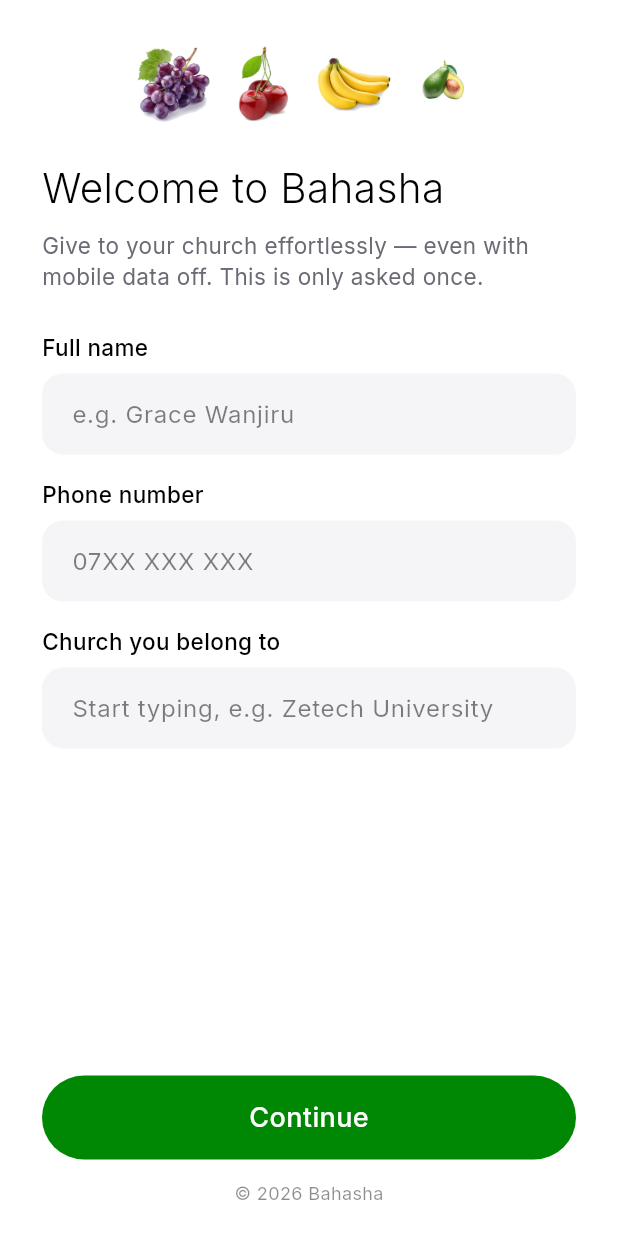
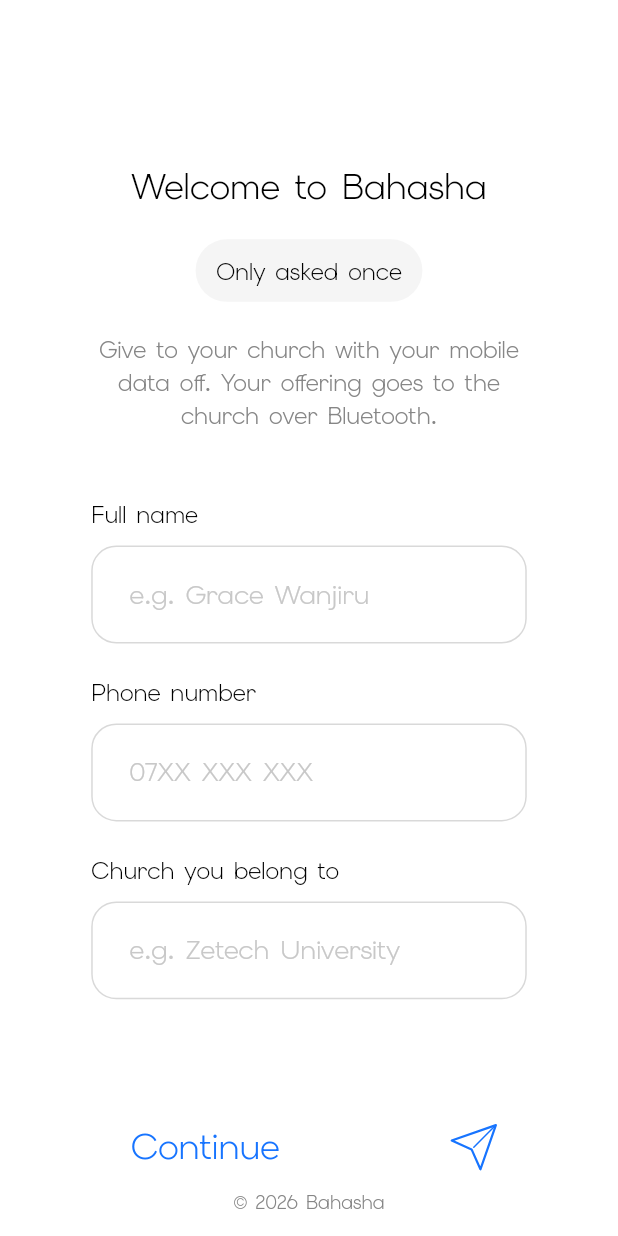
Before and after one commit to bahashaSDA/bahasha, a Flutter app: the screen it shows after launch, on a phone screen of 412 x 824 dp. Run offline on Flutter 3.47's test engine with Material 3 defaults, Android fonts, the phone set to English and light mode, and no system bars; our stand-ins replace connectivity_plus, dio, drift, flutter_riverpod, flutter_secure_storage, flutter_svg and 4 more; missing offline and left inert: bluetooth_low_energy, cryptography, flutter_reactive_ble; accounts and stored records are empty; generated files the repository leaves out were written again.

Commit message:
Bahasha: registration screen in the keypad/wheel design (no fruits)
White, Elms Sans, centred title with the Settings pill, inputs drawn as
the design's selected card (radius 17, #D9D9D9, blue focus, red error),
and the blue Continue text action with the paper plane as on Send.
Behaviour unchanged (church suggestions, validation, offline save); less
top spacing on short phones so the form fits without scrolling.

Co-Authored-By: Claude Opus 5.5 <noreply@anthropic.com>

```diff
--- a/bahasha-mobile/lib/features/registration/presentation/registration_screen.dart
+++ b/bahasha-mobile/lib/features/registration/presentation/registration_screen.dart
@@ -2,15 +2,23 @@ import 'package:flutter/material.dart';
 import 'package:flutter/services.dart';
 import 'package:flutter_riverpod/flutter_riverpod.dart';
 import '../../../core/data/contribution_repository.dart';
+import '../../../core/design/icon.dart';
+import '../../../core/design/type.dart';
 import '../../../core/providers.dart';
+import '../../../core/theme/app_colors.dart';
+import '../../contribution/presentation/home_screen.dart' show designSnack;
 
-/// First-time welcome + registration — one screen, no scrolling. We collect only
-/// what the system can't work out on its own: the giver's name, phone, and the
-/// church they belong to (their HOME church). Whether a given offering counts as
-/// a member or a visitor is decided automatically at giving time by comparing
-/// this home church with the church of the CVendor hub they hand to (known over
-/// Bluetooth) — so there is no "status" question here. New givers are secret by
-/// default; that can be changed later in the menu.
+/// First-time welcome + registration, in the keypad/wheel design language:
+/// white, Elms Sans, the centred title, the Settings pill, inputs drawn as
+/// the design's selected card (white, radius 17, #D9D9D9, blue when focused)
+/// and the blue "Continue" text action with the paper plane, as on Send.
+///
+/// We collect only what the system can't work out on its own: the giver's
+/// name, phone, and the church they belong to (their HOME church). Whether a
+/// given offering counts as a member or a visitor is decided automatically at
+/// giving time by comparing this home church with the church of the CVendor
+/// hub they hand to — so there is no "status" question here. Nothing goes
+/// online: the backend learns this giver through the hub over Bluetooth.
 class RegistrationScreen extends ConsumerStatefulWidget {
   const RegistrationScreen({super.key, required this.onComplete});
 
@@ -21,21 +29,12 @@ class RegistrationScreen extends ConsumerStatefulWidget {
 }
 
 class _RegistrationScreenState extends ConsumerState<RegistrationScreen> {
-  static const _green = Color(0xFF008805);
-  static const _ink = Colors.black;
-  static const _grey = Color(0xFF6B6B76);
-
   final _formKey = GlobalKey<FormState>();
   final _name = TextEditingController();
   final _phone = TextEditingController();
   final _church = TextEditingController();
   final _churchFocus = FocusNode();
   bool _submitting = false;
-
-  static const _welcomeFruits = <String>[
-    'assets/fruits/tithe.png', 'assets/fruits/offering.png',
-    'assets/fruits/camp_budget.png', 'assets/fruits/mission.png',
-  ];
 
   // Suggestions for the church autocomplete. Anything typed that isn't here is
   // still accepted and normalised to end with "SDA Church".
@@ -99,10 +98,10 @@ class _RegistrationScreenState extends ConsumerState<RegistrationScreen> {
       // CVendor hub over Bluetooth, the first time they give.
       ref.invalidate(currentUserProvider);
       widget.onComplete();
-    } catch (e) {
+    } catch (_) {
       if (mounted) {
         ScaffoldMessenger.of(context).showSnackBar(
-          SnackBar(content: Text('Could not save registration: $e')),
+          designSnack(context, 'Could not save your details. Please try again.', color: AppColors.red),
         );
         setState(() => _submitting = false);
       }
@@ -111,50 +110,60 @@ class _RegistrationScreenState extends ConsumerState<RegistrationScreen> {
 
   @override
   Widget build(BuildContext context) {
+    final size = MediaQuery.of(context).size;
+    final s = size.width / 420;
+    // Short phones: less air above the title so the form fits without scrolling.
+    final top = size.height / s < 800 ? 48.0 : 110.0;
+
     return Scaffold(
       backgroundColor: Colors.white,
-      resizeToAvoidBottomInset: false,
       body: SafeArea(
-        child: Padding(
-          padding: const EdgeInsets.fromLTRB(28, 24, 28, 20),
         child: Form(
           key: _formKey,
-            child: Column(
-              crossAxisAlignment: CrossAxisAlignment.stretch,
-              children: <Widget>[
-                SizedBox(
-                  height: 64,
-                  child: Row(mainAxisAlignment: MainAxisAlignment.center, children: [
-                    for (final f in _welcomeFruits)
-                      Padding(
-                        padding: const EdgeInsets.symmetric(horizontal: 3),
-                        child: SizedBox(width: 54, height: 54, child: Image.asset(f, fit: BoxFit.contain)),
+          child: Column(children: [
+            Expanded(
+              child: SingleChildScrollView(
+                // Same 62px side margins as Settings: fields are 296 wide,
+                // the width of the design's selected-wheel card.
+                padding: EdgeInsets.fromLTRB(62 * s, top * s, 62 * s, 24 * s),
+                child: Column(crossAxisAlignment: CrossAxisAlignment.stretch, children: [
+                  Text('Welcome to Bahasha', textAlign: TextAlign.center, style: BType.elms(24 * s)),
+                  SizedBox(height: 18 * s),
+                  // The Settings "Bahasha" pill (#F5F5F5, radius 29, padding 10).
+                  Center(
+                    child: Container(
+                      padding: EdgeInsets.symmetric(horizontal: 14 * s, vertical: 10 * s),
+                      decoration: BoxDecoration(color: AppColors.pill, borderRadius: BorderRadius.circular(29 * s)),
+                      child: Text('Only asked once', style: BType.elms(16 * s)),
                     ),
-                  ]),
                   ),
-                const SizedBox(height: 18),
-                const Text('Welcome to Bahasha',
-                    style: TextStyle(fontFamily: 'Inter', fontWeight: FontWeight.w300, fontSize: 27, color: _ink)),
-                const SizedBox(height: 8),
-                const Text(
-                  'Give to your church effortlessly — even with mobile data off. '
-                  'This is only asked once.',
-                  style: TextStyle(fontFamily: 'Inter', fontSize: 15, color: _grey, height: 1.4),
+                  SizedBox(height: 22 * s),
+                  Text(
+                    'Give to your church with your mobile data off. Your offering goes to the church over Bluetooth.',
+                    textAlign: TextAlign.center,
+                    style: BType.elms(16 * s, color: AppColors.wheelGrey, height: 1.4),
                   ),
-                const SizedBox(height: 26),
+                  SizedBox(height: 44 * s),
 
-                _label('Full name'),
-                _field(controller: _name, hint: 'e.g. Grace Wanjiru', keyboard: TextInputType.name,
+                  _label('Full name', s),
+                  _field(s,
+                      controller: _name,
+                      hint: 'e.g. Grace Wanjiru',
+                      keyboard: TextInputType.name,
+                      capitalization: TextCapitalization.words,
                       validator: (v) => (v == null || v.trim().isEmpty) ? 'Please enter your name' : null),
-                const SizedBox(height: 16),
+                  SizedBox(height: 22 * s),
 
-                _label('Phone number'),
-                _field(controller: _phone, hint: '07XX XXX XXX', keyboard: TextInputType.phone,
+                  _label('Phone number', s),
+                  _field(s,
+                      controller: _phone,
+                      hint: '07XX XXX XXX',
+                      keyboard: TextInputType.phone,
                       formatters: [FilteringTextInputFormatter.allow(RegExp(r'[0-9+ ]'))],
                       validator: _validatePhone),
-                const SizedBox(height: 16),
+                  SizedBox(height: 22 * s),
 
-                _label('Church you belong to'),
+                  _label('Church you belong to', s),
                   RawAutocomplete<String>(
                     textEditingController: _church,
                     focusNode: _churchFocus,
@@ -170,26 +179,34 @@ class _RegistrationScreenState extends ConsumerState<RegistrationScreen> {
                       textCapitalization: TextCapitalization.words,
                       validator: (v) => (v == null || v.trim().isEmpty) ? 'Please enter your church' : null,
                       onFieldSubmitted: (_) => onSubmit(),
-                    style: const TextStyle(fontFamily: 'Inter', fontSize: 16, color: _ink),
-                    decoration: _decoration('Start typing, e.g. Zetech University'),
+                      cursorColor: AppColors.blue,
+                      style: BType.elms(18 * s),
+                      decoration: _decoration('e.g. Zetech University', s),
                     ),
                     optionsViewBuilder: (context, onSelected, options) => Align(
                       alignment: Alignment.topLeft,
                       child: Material(
-                      elevation: 4,
-                      borderRadius: BorderRadius.circular(14),
-                      child: ConstrainedBox(
-                        constraints: BoxConstraints(maxHeight: 240, maxWidth: MediaQuery.of(context).size.width - 56),
+                        color: Colors.transparent,
+                        child: Container(
+                          margin: EdgeInsets.only(top: 6 * s),
+                          constraints: BoxConstraints(maxHeight: 240 * s, maxWidth: 296 * s),
+                          decoration: BoxDecoration(
+                            color: Colors.white,
+                            borderRadius: BorderRadius.circular(17 * s),
+                            border: Border.all(color: AppColors.cardBorder),
+                          ),
+                          child: ClipRRect(
+                            borderRadius: BorderRadius.circular(17 * s),
                             child: ListView(
-                          padding: EdgeInsets.zero,
+                              padding: EdgeInsets.symmetric(vertical: 6 * s),
                               shrinkWrap: true,
                               children: [
                                 for (final o in options)
                                   InkWell(
                                     onTap: () => onSelected(o),
                                     child: Padding(
-                                  padding: const EdgeInsets.symmetric(horizontal: 16, vertical: 12),
-                                  child: Text(o, style: const TextStyle(fontFamily: 'Inter', fontSize: 15, color: _ink)),
+                                      padding: EdgeInsets.symmetric(horizontal: 20 * s, vertical: 12 * s),
+                                      child: Text(o, style: BType.elms(16 * s)),
                                     ),
                                   ),
                               ],
@@ -198,26 +215,39 @@ class _RegistrationScreenState extends ConsumerState<RegistrationScreen> {
                         ),
                       ),
                     ),
-
-                const Spacer(),
-                GestureDetector(
-                  onTap: _submitting ? null : _submit,
-                  child: Container(
-                    height: 56,
-                    alignment: Alignment.center,
-                    decoration: BoxDecoration(color: _green, borderRadius: BorderRadius.circular(62)),
-                    child: _submitting
-                        ? const SizedBox(width: 22, height: 22, child: CircularProgressIndicator(strokeWidth: 2, color: Colors.white))
-                        : const Text('Continue',
-                            style: TextStyle(fontFamily: 'Inter', fontWeight: FontWeight.w500, fontSize: 18, color: Colors.white)),
+                  ),
+                ]),
               ),
             ),
-                const SizedBox(height: 14),
-                const Center(child: Text('© 2026 Bahasha',
-                    style: TextStyle(fontFamily: 'Inter', fontSize: 12, color: Color(0x73000000)))),
-              ],
+
+            // The design's text action, as on Send: "Continue" (Elms Sans
+            // Light 24, blue) at x 89 with the paper plane at x 304.
+            Semantics(
+              button: true,
+              label: 'Continue',
+              excludeSemantics: true,
+              child: GestureDetector(
+                behavior: HitTestBehavior.opaque,
+                onTap: _submitting ? null : _submit,
+                child: Padding(
+                  padding: EdgeInsets.fromLTRB(89 * s, 14 * s, (420 - 304 - 36) * s, 10 * s),
+                  child: Row(children: [
+                    Text(_submitting ? 'Saving…' : 'Continue', style: BType.elms(24 * s, color: AppColors.blue)),
+                    const Spacer(),
+                    AnimatedOpacity(
+                      duration: const Duration(milliseconds: 200),
+                      opacity: _submitting ? 0.35 : 1,
+                      child: DesignIcon('send', scale: s, size: 36, tint: false),
+                    ),
+                  ]),
                 ),
               ),
+            ),
+            Padding(
+              padding: EdgeInsets.only(bottom: 14 * s),
+              child: Text('© 2026 Bahasha', style: BType.elms(13 * s, color: AppColors.wheelGrey)),
+            ),
+          ]),
         ),
       ),
     );
@@ -229,36 +259,50 @@ class _RegistrationScreenState extends ConsumerState<RegistrationScreen> {
     return ContributionRepository.normalizeMsisdn(v) != null ? null : 'Enter a valid Kenyan mobile number';
   }
 
-  Widget _label(String text) => Padding(
-        padding: const EdgeInsets.only(bottom: 7),
-        child: Text(text, style: const TextStyle(fontFamily: 'Inter', fontWeight: FontWeight.w500, fontSize: 15, color: _ink)),
+  Widget _label(String text, double s) => Padding(
+        padding: EdgeInsets.only(bottom: 10 * s),
+        child: Text(text, style: BType.elms(16 * s)),
       );
 
-  Widget _field({
+  Widget _field(
+    double s, {
     required TextEditingController controller,
     required String hint,
     TextInputType? keyboard,
+    TextCapitalization capitalization = TextCapitalization.none,
     List<TextInputFormatter>? formatters,
     String? Function(String?)? validator,
   }) {
     return TextFormField(
       controller: controller,
       keyboardType: keyboard,
+      textCapitalization: capitalization,
       inputFormatters: formatters,
       validator: validator,
-      style: const TextStyle(fontFamily: 'Inter', fontSize: 16, color: _ink),
-      decoration: _decoration(hint),
+      cursorColor: AppColors.blue,
+      style: BType.elms(18 * s),
+      decoration: _decoration(hint, s),
     );
   }
 
-  InputDecoration _decoration(String hint) => InputDecoration(
+  /// The design's card: white, radius 17, #D9D9D9 border; blue when focused.
+  InputDecoration _decoration(String hint, double s) {
+    OutlineInputBorder border(Color c) => OutlineInputBorder(
+          borderRadius: BorderRadius.circular(17 * s),
+          borderSide: BorderSide(color: c, width: 1),
+        );
+    return InputDecoration(
       hintText: hint,
-        hintStyle: const TextStyle(fontFamily: 'Inter', color: Color(0x80000000)),
+      hintStyle: BType.elms(18 * s, color: AppColors.placeholder),
+      errorStyle: BType.elms(14 * s, color: AppColors.red),
       filled: true,
-        fillColor: const Color(0xFFF5F5F7),
-        contentPadding: const EdgeInsets.symmetric(horizontal: 16, vertical: 15),
-        border: OutlineInputBorder(borderRadius: BorderRadius.circular(14), borderSide: BorderSide.none),
-        enabledBorder: OutlineInputBorder(borderRadius: BorderRadius.circular(14), borderSide: BorderSide.none),
-        focusedBorder: OutlineInputBorder(borderRadius: BorderRadius.circular(14), borderSide: const BorderSide(color: _green, width: 1.5)),
+      fillColor: Colors.white,
+      contentPadding: EdgeInsets.symmetric(horizontal: 22 * s, vertical: 20 * s),
+      border: border(AppColors.cardBorder),
+      enabledBorder: border(AppColors.cardBorder),
+      focusedBorder: border(AppColors.blue),
+      errorBorder: border(AppColors.red),
+      focusedErrorBorder: border(AppColors.red),
     );
   }
+}
```
Lines whose indentation alone changed are shown as unchanged.
